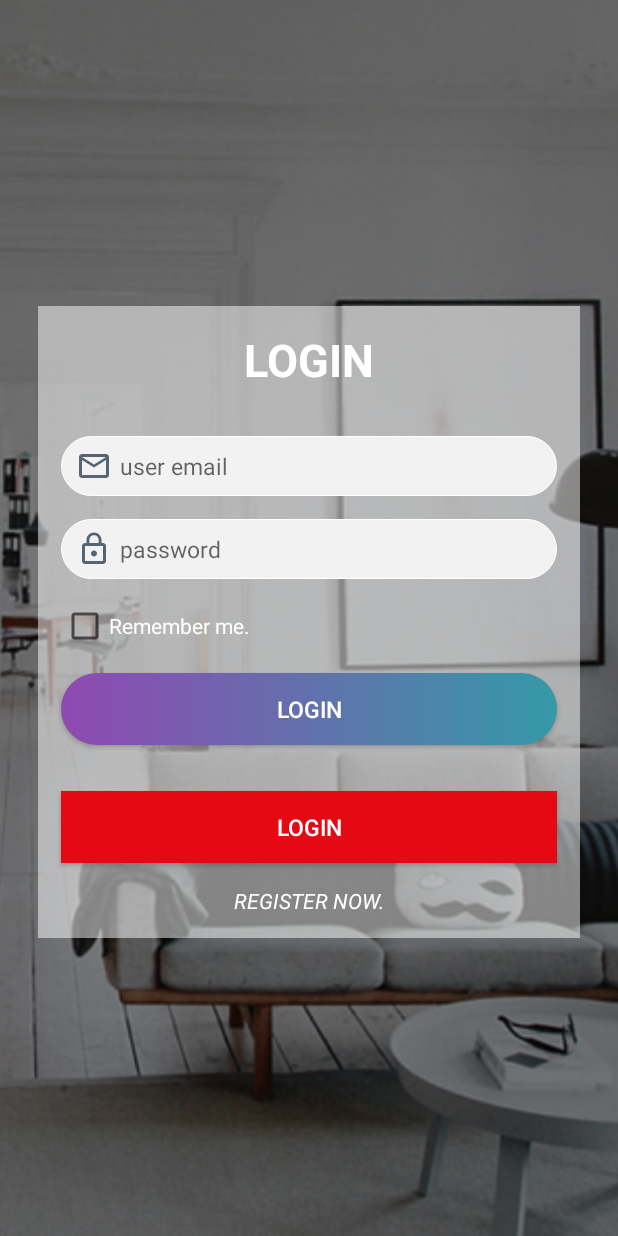
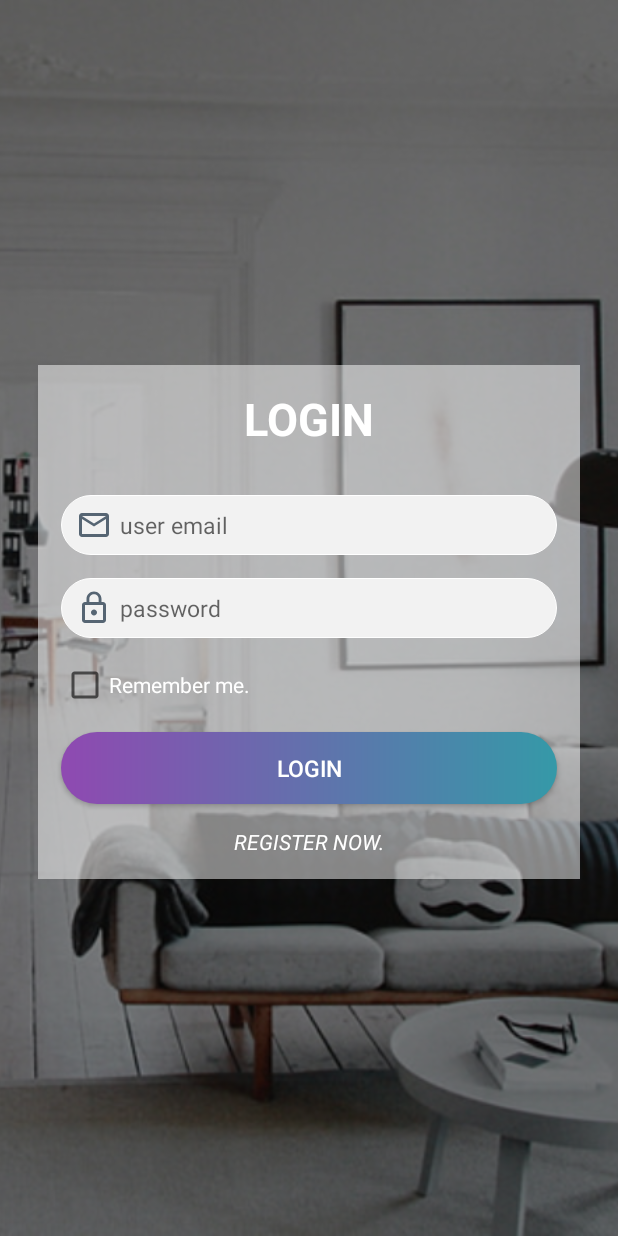
Before and after one commit to uttamtamang/HouseRentalSystem, an Android app: the screen it shows after launch (LoginActivity), on a phone screen of 412 x 824 dp. Run offline under Robolectric (Android 15) with nearby library versions, the light colour scheme and no system bars; our stand-ins replace ButterKnife; libraries missing offline, so code that uses them is left out: com.eightbitlab.supportrenderscriptblur, eightbitlab.com.blurview.

Commit message:
simple improvements

```diff
--- a/app/src/main/res/layout/activity_login.xml
+++ b/app/src/main/res/layout/activity_login.xml
@@ -90,15 +90,15 @@
                 android:text="LOGIN"
                 android:textColor="#fff"
                 android:textSize="15sp" />
-            <Button
-                android:id="@+id/test"
-                android:layout_width="match_parent"
-                android:layout_height="wrap_content"
-                android:layout_margin="15dp"
-                android:background="#E50914"
-                android:text="LOGIN"
-                android:textColor="#fff"
-                android:textSize="15sp" />
+<!--            <Button-->
+<!--                android:id="@+id/test"-->
+<!--                android:layout_width="match_parent"-->
+<!--                android:layout_height="wrap_content"-->
+<!--                android:layout_margin="15dp"-->
+<!--                android:background="#E50914"-->
+<!--                android:text="LOGIN"-->
+<!--                android:textColor="#fff"-->
+<!--                android:textSize="15sp" />-->
 
             <TextView
                 android:id="@+id/linkRegistration"
```
